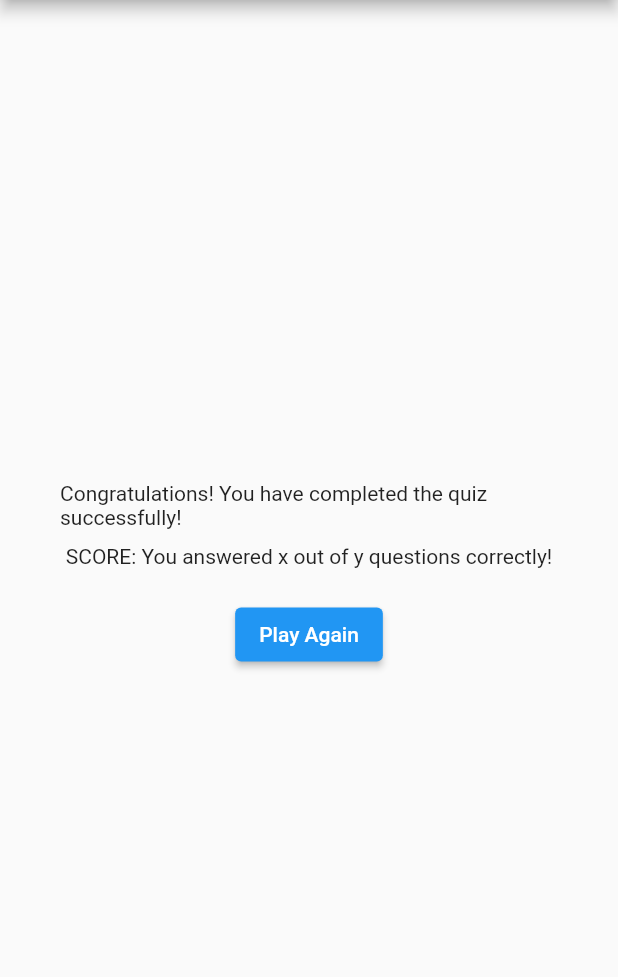
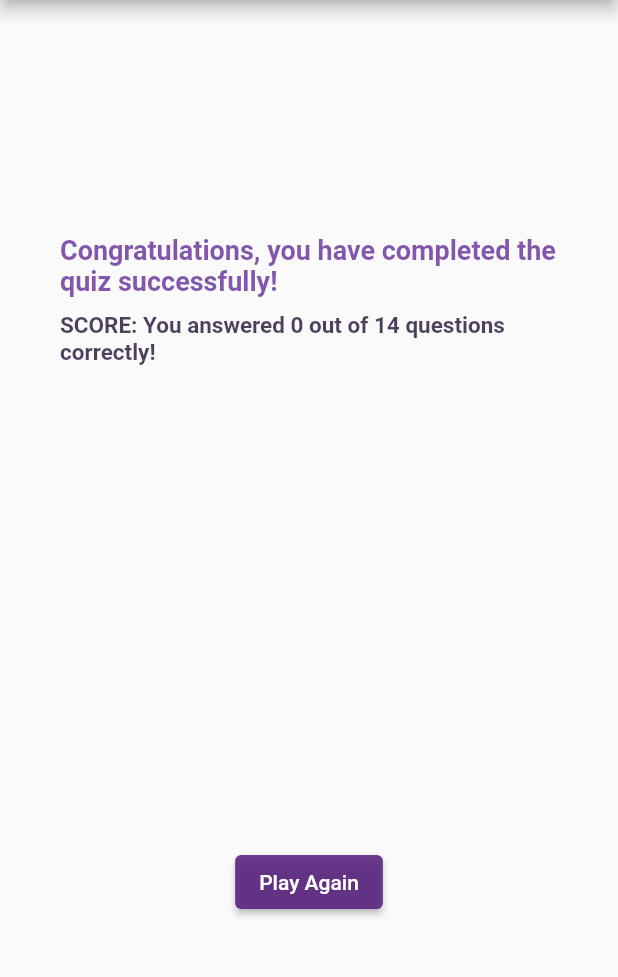
Before and after one commit to Gunjaan/Techquizilla, a Flutter app: the ResultsScreen screen opened directly with empty values, on a phone screen of 412 x 824 dp, the part 84-1061 px from its top. Run offline on Flutter 3.47's test engine with Material 2 defaults, Android fonts, the phone set to English and light mode, and no system bars; our stand-ins replace google_fonts.

Commit message:
Made the results screen prettier

```diff
--- a/lib/data/questions.dart
+++ b/lib/data/questions.dart
@@ -2,57 +2,129 @@
 
 const questions = [
   QuizQuestion(
-    'UNIX is written in which language?',
+    'Which programming language is commonly used for developing UNIX?',
     [
-      'C#',
+      'C',
       'C++',
-      'C',
-      '.Net',
+      'Java',
+      'Python',
     ],
   ),
   QuizQuestion(
-    'Identify among the following servers which allow LAN users to share data.',
+    'Which type of server allows LAN users to share data?',
     [
-      'Communication server',
-      'Point server',
       'File server',
-      'Data Server',
+      'Web server',
+      'Database server',
+      'Email server',
     ],
   ),
   QuizQuestion(
-    'What\'s the purpose of a StatefulWidget?',
+    'What is the purpose of a hash function?',
     [
-      'Update UI as data changes',
-      'Update data as UI changes',
-      'Ignore data changes',
-      'Render UI that does not depend on data',
+      'To convert data into a fixed-size string of characters',
+      'To encrypt data for secure transmission',
+      'To compress data for efficient storage',
+      'To validate data integrity',
     ],
   ),
   QuizQuestion(
-    'Which widget should you try to use more often: StatelessWidget or StatefulWidget?',
+    'What is the time complexity of searching for an element in a binary search tree?',
     [
-      'StatelessWidget',
-      'StatefulWidget',
-      'Both are equally good',
-      'None of the above',
+      'O(log n)',
+      'O(n)',
+      'O(1)',
+      'O(n^2)',
     ],
   ),
   QuizQuestion(
-    'What happens if you change data in a StatelessWidget?',
+    'What is the purpose of a primary key in a database table?',
     [
-      'The UI is not updated',
-      'The UI is updated',
-      'The closest StatefulWidget is updated',
-      'Any nested StatefulWidgets are updated',
+      'To uniquely identify each record in the table',
+      'To sort the records in the table',
+      'To establish a relationship with another table',
+      'To perform mathematical operations on the table',
     ],
   ),
   QuizQuestion(
-    'How should you update data inside of StatefulWidgets?',
+    'What is the difference between TCP and UDP?',
     [
-      'By calling setState()',
-      'By calling updateData()',
-      'By calling updateUI()',
-      'By calling updateState()',
+      'TCP is connection-oriented, while UDP is connectionless',
+      'TCP is faster than UDP',
+      'TCP is used for streaming media, while UDP is used for email communication',
+      'TCP is more reliable than UDP',
+    ],
+  ),
+  QuizQuestion(
+    'What is the purpose of an index in a database?',
+    [
+      'To improve the performance of data retrieval operations',
+      'To encrypt sensitive data',
+      'To enforce data integrity constraints',
+      'To store backup copies of the database',
+    ],
+  ),
+  QuizQuestion(
+    'Which data structure is typically used to implement a LIFO (Last-In-First-Out) behavior?',
+    [
+      'Stack',
+      'Queue',
+      'Linked list',
+      'Tree',
+    ],
+  ),
+  QuizQuestion(
+    'What is the role of an operating system?',
+    [
+      'To manage computer hardware and software resources',
+      'To develop applications',
+      'To connect to the internet',
+      'To perform data analysis',
+    ],
+  ),
+  QuizQuestion(
+    'What is the purpose of a compiler?',
+    [
+      'To translate high-level programming code into machine code',
+      'To execute programs',
+      'To debug programs',
+      'To store and retrieve data',
+    ],
+  ),
+  QuizQuestion(
+    'Which sorting algorithm has the best average-case time complexity?',
+    [
+      'Quick sort',
+      'Bubble sort',
+      'Insertion sort',
+      'Selection sort',
+    ],
+  ),
+  QuizQuestion(
+    'What is the role of a cache memory?',
+    [
+      'To store frequently accessed data for faster retrieval',
+      'To perform arithmetic and logical operations',
+      'To manage input and output devices',
+      'To control the flow of data within a computer system',
+    ],
+  ),
+  QuizQuestion(
+    'What is the purpose of an object-oriented programming paradigm?',
+    [
+      'To organize code into reusable and modular components',
+      'To write efficient algorithms',
+      'To implement low-level system operations',
+      'To analyze and visualize data',
+    ],
+  ),
+  QuizQuestion(
+    'What is the purpose of an API (Application Programming Interface)?',
+    [
+      'To define how software components should interact and communicate with each other',
+      'To manage database transactions',
+      'To optimize code execution',
+      'To secure network connections',
     ],
   ),
 ];
--- a/lib/models/results_screen.dart
+++ b/lib/models/results_screen.dart
@@ -27,6 +27,12 @@
 
   @override
   Widget build(BuildContext context) {
+    final summaryData = getSummaryData();
+    final totalQuestions = questions.length;
+    final correctlyMarked = summaryData.where((data) {
+      return data['correct_answer'] == data['user_answer'];
+    }).length;
+
     return Scaffold(
       appBar: AppBar(
         title: const Text("TechQuizilla"),
@@ -45,17 +51,29 @@
             mainAxisAlignment: MainAxisAlignment.center,
             children: [
               const Text(
-                "Congratulations! You have completed the quiz successfully!",
-              ),
+                  "Congratulations, you have completed the quiz successfully!",
+                  style: TextStyle(
+                    fontSize: 18,
+                    fontWeight: FontWeight.bold,
+                    color: Color.fromARGB(197, 93, 38, 148),
+                  )),
               const SizedBox(height: 10),
-              const Text("SCORE: You answered x out of y questions correctly!"),
+              Text(
+                  "SCORE: You answered $correctlyMarked out of $totalQuestions questions correctly!",
+                  style: const TextStyle(
+                    fontSize: 15,
+                    fontWeight: FontWeight.bold,
+                    color: Color.fromARGB(197, 27, 9, 45),
+                  )),
               const SizedBox(height: 10),
               QuestionSummary(
-                summaryData: getSummaryData(),
+                summaryData: summaryData,
               ),
               const SizedBox(height: 10),
               ElevatedButton(
                 onPressed: () {},
+                style: ElevatedButton.styleFrom(
+                    backgroundColor: const Color.fromARGB(221, 87, 30, 125)),
                 child: const Text("Play Again"),
               ),
             ],
```
Also changed, not shown: lib/models/questions_screen.dart (+19 -4 lines), lib/models/questions_summary.dart (+67 -8 lines).
